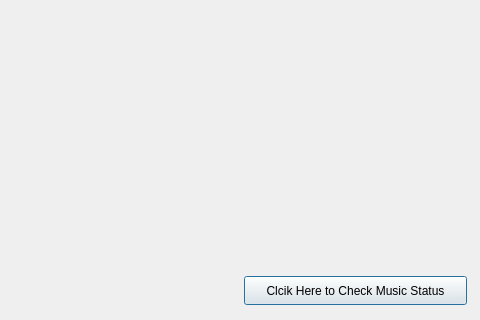
aaryashah1010/Capstone-Sleepinducer, file GUI/Final/fifthwindow.ui: the form before one commit; both pictures show x 86 to 566 and y 264 to 584 of the 566 by 584 pixel window.
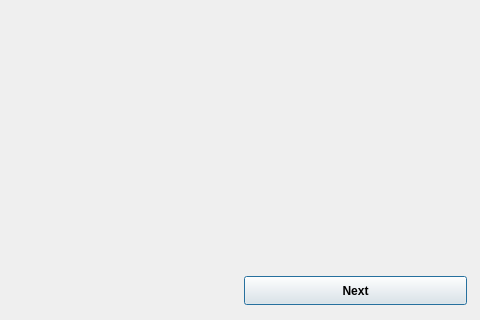
The form after the commit.

What changed in the file:
```diff
--- a/GUI/Final/fifthwindow.ui
+++ b/GUI/Final/fifthwindow.ui
@@ -34,8 +34,13 @@
      <verstretch>0</verstretch>
     </sizepolicy>
    </property>
+   <property name="font">
+    <font>
+     <bold>true</bold>
+    </font>
+   </property>
    <property name="text">
-    <string>Clcik Here to Check Music Status</string>
+    <string>Next</string>
    </property>
   </widget>
  </widget>
```
Left out of the diff: 2 changed lines with no effect on the pictures.
